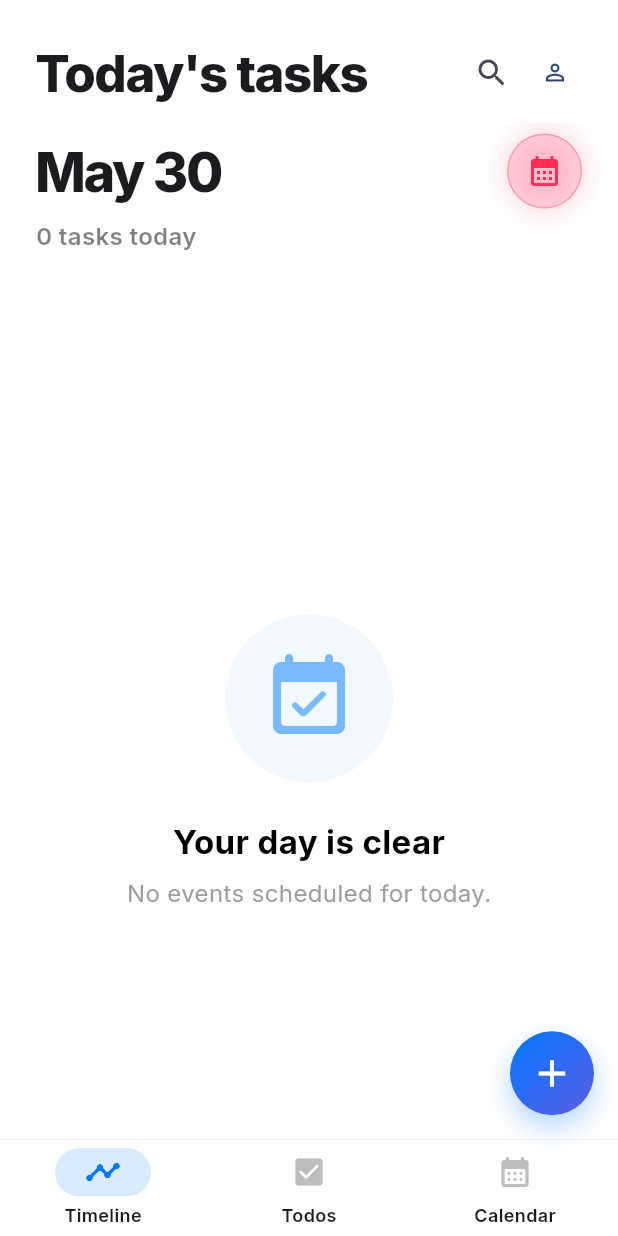
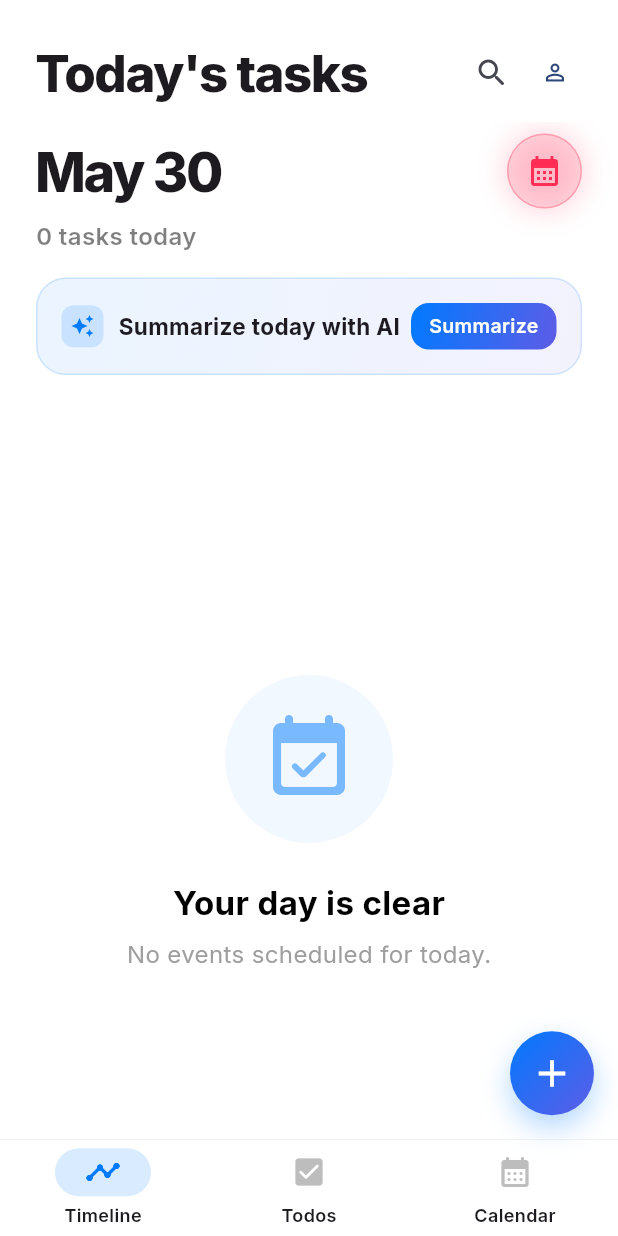
Before and after one commit to justaman045/Veltro, a Flutter app: the UnifiedScreen screen opened directly, on a phone screen of 412 x 824 dp. Run offline on Flutter 3.47's test engine with Material 3 defaults, Android fonts, the phone set to English and light mode, and no system bars; drawn by our look-alikes of flutter_animate; our stand-ins replace cloud_firestore, file_picker, firebase_auth, firebase_core, firebase_crashlytics, fl_chart and 9 more; accounts and stored records are empty; generated files the repository leaves out were written again; network calls fail.

Commit message:
fix: weekday notifications fire on weekends; AI briefing now on-tap

```diff
--- a/lib/widgets/ai_briefing_card.dart
+++ b/lib/widgets/ai_briefing_card.dart
@@ -11,20 +11,66 @@ class AiBriefingCard extends ConsumerStatefulWidget {
 }
 
 class _AiBriefingCardState extends ConsumerState<AiBriefingCard> {
+  String? _briefing;
+  bool _isLoading = false;
   bool _expanded = true;
+
+  Future<void> _generateBriefing() async {
+    if (_isLoading) return;
+    setState(() => _isLoading = true);
+
+    try {
+      final allTasks = await ref.read(allTasksProvider.future);
+      final now = DateTime.now();
+      final today = DateTime(now.year, now.month, now.day);
+      final todayTasks = allTasks.where((t) {
+        if (t.startTime == null || t.isCompleted) return false;
+        final d = t.startTime!;
+        return d.year == today.year && d.month == today.month && d.day == today.day;
+      }).toList();
+
+      if (todayTasks.isEmpty) {
+        setState(() {
+          _briefing = 'No tasks scheduled for today. Add a task to get started!';
+          _isLoading = false;
+          _expanded = true;
+        });
+        return;
+      }
+
+      final aiService = ref.read(aiServiceProvider);
+      final userName = ref.read(authServiceProvider).currentUser?.displayName ?? 'there';
+      final result = await aiService.dailyBriefing(todayTasks, userName);
+
+      if (!mounted) return;
+      setState(() {
+        _briefing = result.isNotEmpty ? result : 'Could not generate briefing. Try again later.';
+        _isLoading = false;
+        _expanded = true;
+      });
+    } catch (e) {
+      if (!mounted) return;
+      setState(() {
+        _briefing = 'Failed to generate briefing. Check your connection and try again.';
+        _isLoading = false;
+        _expanded = true;
+      });
+    }
+  }
+
+  void _dismiss() {
+    setState(() {
+      _briefing = null;
+      _isLoading = false;
+      _expanded = true;
+    });
+  }
 
   @override
   Widget build(BuildContext context) {
-    final briefingAsync = ref.watch(dailyBriefingProvider);
-
-    return briefingAsync.when(
-      loading: () => const SizedBox.shrink(),
-      error: (_, _) => const SizedBox.shrink(),
-      data: (briefing) {
-        if (briefing.isEmpty) return const SizedBox.shrink();
-
     final isDark = Theme.of(context).brightness == Brightness.dark;
 
+    if (_briefing != null) {
       return GestureDetector(
         onTap: () => setState(() => _expanded = !_expanded),
         child: AnimatedContainer(
@@ -58,13 +104,24 @@ class _AiBriefingCardState extends ConsumerState<AiBriefingCard> {
                   const SizedBox(width: 10),
                   const Text('AI Briefing', style: TextStyle(fontWeight: FontWeight.bold, fontSize: 15)),
                   const Spacer(),
+                  GestureDetector(
+                    onTap: _dismiss,
+                    child: Container(
+                      padding: const EdgeInsets.all(4),
+                      decoration: BoxDecoration(
+                        color: Colors.grey.withValues(alpha: 0.15),
+                        borderRadius: BorderRadius.circular(6),
+                      ),
+                      child: Icon(Icons.close, size: 14, color: isDark ? Colors.white54 : Colors.grey.shade600),
+                    ),
+                  ),
                 ],
               ),
               if (_expanded) ...[
                 Padding(
                   padding: const EdgeInsets.only(top: 12),
                   child: Text(
-                      briefing,
+                    _briefing!,
                     style: TextStyle(fontSize: 13, color: isDark ? Colors.white70 : Colors.black87, height: 1.4),
                   ),
                 ),
@@ -73,7 +130,65 @@ class _AiBriefingCardState extends ConsumerState<AiBriefingCard> {
           ),
         ),
       );
-      },
+    }
+
+    return GestureDetector(
+      onTap: _isLoading ? null : _generateBriefing,
+      child: AnimatedContainer(
+        duration: const Duration(milliseconds: 200),
+        margin: const EdgeInsets.fromLTRB(24, 8, 24, 8),
+        padding: const EdgeInsets.all(16),
+        decoration: BoxDecoration(
+          borderRadius: BorderRadius.circular(20),
+          gradient: LinearGradient(
+            colors: [
+              context.gradientPrimary.withValues(alpha: 0.08),
+              context.gradientSecondary.withValues(alpha: 0.08),
+            ],
+            begin: Alignment.topLeft, end: Alignment.bottomRight,
+          ),
+          border: Border.all(color: context.gradientPrimary.withValues(alpha: 0.15)),
+        ),
+        child: Row(
+          children: [
+            Container(
+              padding: const EdgeInsets.all(6),
+              decoration: BoxDecoration(
+                color: context.gradientPrimary.withValues(alpha: 0.15),
+                borderRadius: BorderRadius.circular(8),
+              ),
+              child: _isLoading
+                  ? SizedBox(
+                      width: 16, height: 16,
+                      child: CircularProgressIndicator(
+                        strokeWidth: 2,
+                        color: context.gradientPrimary,
+                      ),
+                    )
+                  : Icon(Icons.auto_awesome, size: 16, color: context.gradientPrimary),
+            ),
+            const SizedBox(width: 10),
+            Expanded(
+              child: Text(
+                _isLoading ? 'Generating briefing\u2026' : 'Summarize today with AI',
+                style: const TextStyle(fontWeight: FontWeight.bold, fontSize: 15),
+              ),
+            ),
+            if (!_isLoading)
+              Container(
+                padding: const EdgeInsets.symmetric(horizontal: 12, vertical: 6),
+                decoration: BoxDecoration(
+                  gradient: context.primaryGradient,
+                  borderRadius: BorderRadius.circular(12),
+                ),
+                child: const Text(
+                  'Summarize',
+                  style: TextStyle(color: Colors.white, fontSize: 13, fontWeight: FontWeight.w600),
+                ),
+              ),
+          ],
+        ),
+      ),
     );
   }
 }
```
Also changed, not shown: lib/providers/providers.dart (+0 -17 lines), lib/services/notification_service.dart (+13 -5 lines), lib/providers/providers.g.dart, 1 other file. Lines whose indentation alone changed are shown as unchanged.
